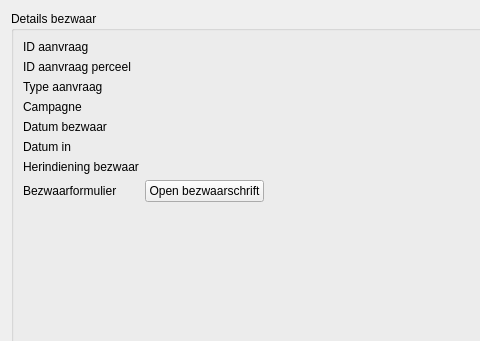
This is parceleditwindow/ui_detailsobjection.ui in DOV-Vlaanderen/erosiebezwaren as Qt 5 draws it before an edit; both pictures show x 0 to 480 and y 0 to 341 of the 638 by 572 pixel window. The edited form follows.
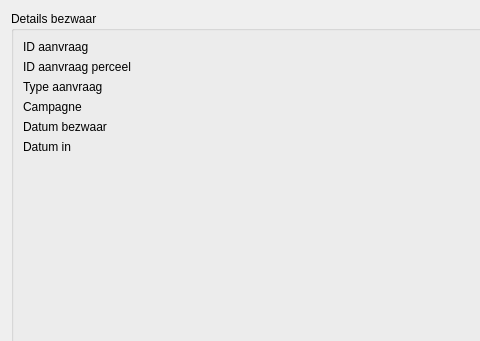
This is the edited form. Custom widgets are drawn as their Qt base class.

The edit to the form file:
```diff
--- a/parceleditwindow/ui_detailsobjection.ui
+++ b/parceleditwindow/ui_detailsobjection.ui
@@ -20,6 +20,9 @@
       <string>Details bezwaar</string>
      </property>
      <layout class="QFormLayout" name="formLayout">
+      <property name="fieldGrowthPolicy">
+       <enum>QFormLayout::AllNonFixedFieldsGrow</enum>
+      </property>
       <property name="labelAlignment">
        <set>Qt::AlignLeading|Qt::AlignLeft|Qt::AlignVCenter</set>
       </property>
@@ -107,51 +110,12 @@
         </property>
        </widget>
       </item>
-      <item row="6" column="0">
-       <widget class="QLabel" name="label_13">
-        <property name="text">
-         <string>Herindiening bezwaar</string>
-        </property>
-       </widget>
-      </item>
-      <item row="6" column="1">
-       <widget class="QLabel" name="label_14">
-        <property name="text">
-         <string/>
-        </property>
-       </widget>
-      </item>
-      <item row="7" column="0">
-       <widget class="QLabel" name="label_15">
-        <property name="text">
-         <string>Bezwaarformulier</string>
-        </property>
-       </widget>
-      </item>
-      <item row="7" column="1">
-       <widget class="EnabledBooleanButton" name="efw_bezwaarformulier">
-        <property name="sizePolicy">
-         <sizepolicy hsizetype="Maximum" vsizetype="Fixed">
-          <horstretch>0</horstretch>
-          <verstretch>0</verstretch>
-         </sizepolicy>
-        </property>
-        <property name="text">
-         <string>Open bezwaarschrift</string>
-        </property>
-       </widget>
-      </item>
      </layout>
     </widget>
    </item>
   </layout>
  </widget>
  <customwidgets>
-  <customwidget>
-   <class>EnabledBooleanButton</class>
-   <extends>QPushButton</extends>
-   <header>Erosiebezwaren/widgets/valuelabel.h</header>
-  </customwidget>
   <customwidget>
    <class>ValueLabel</class>
    <extends>QLabel</extends>
```
